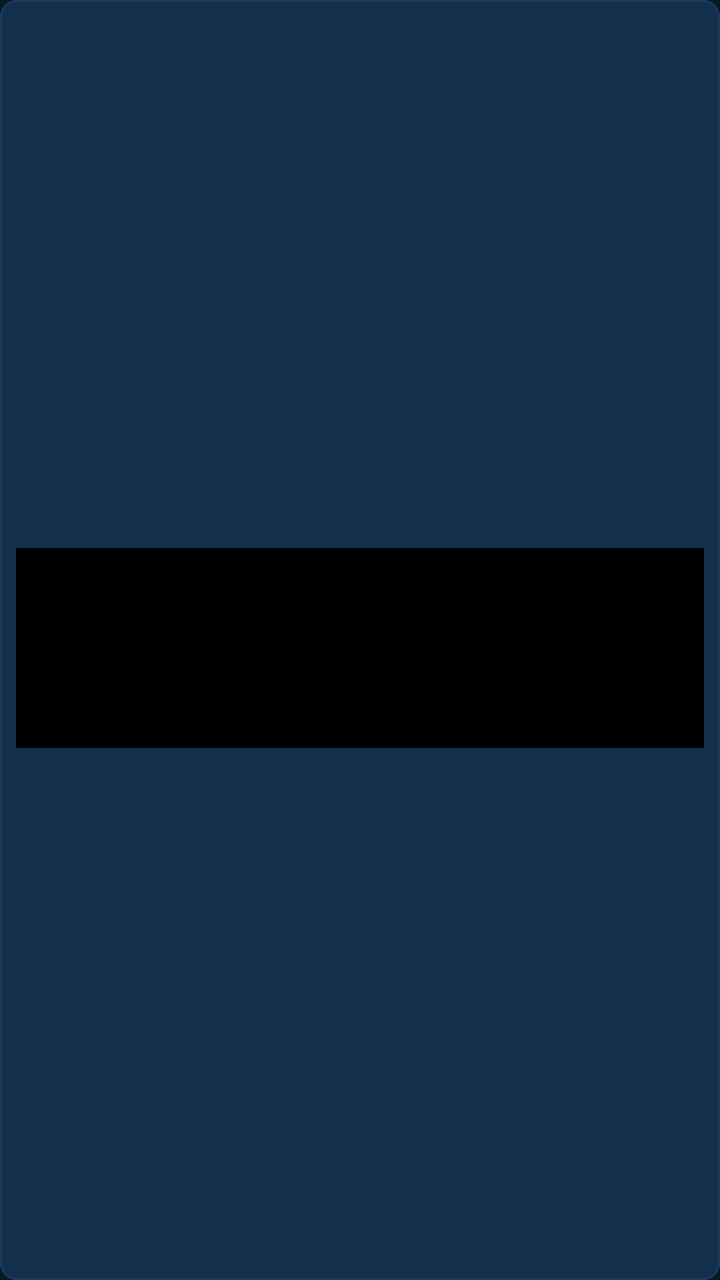
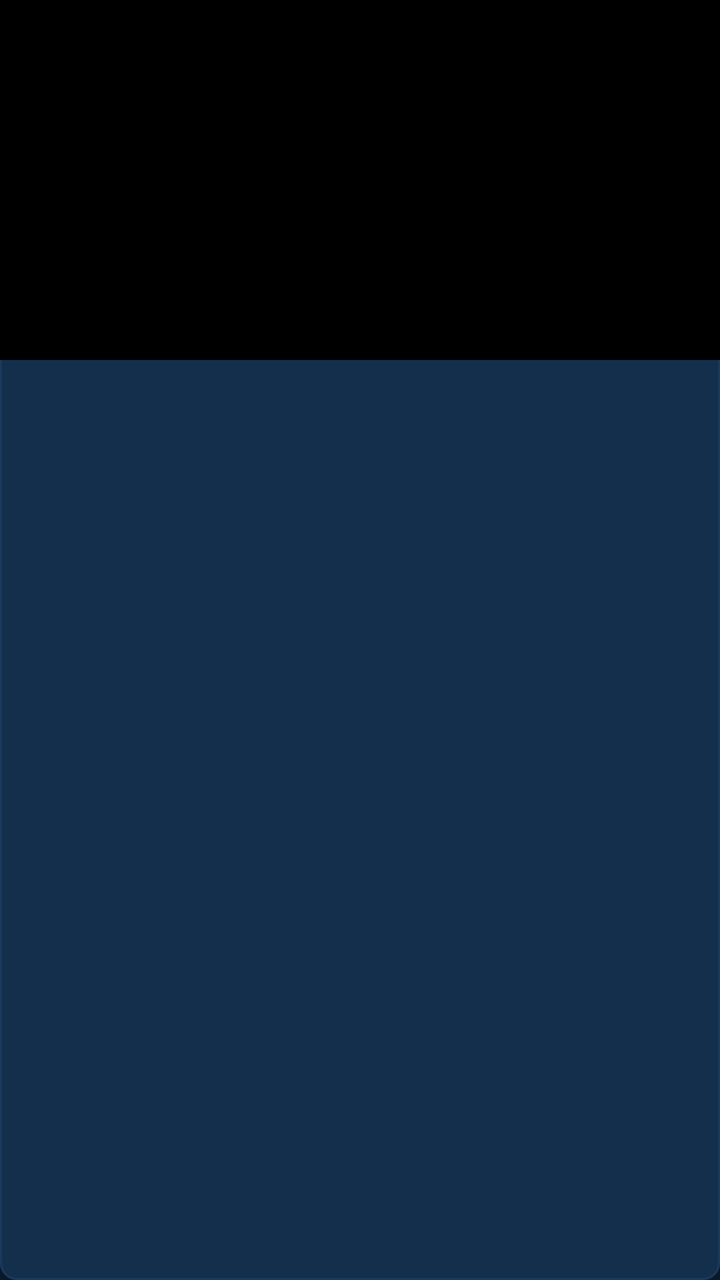

The first picture is an Android layout as it rendered before a commit; the second is the same layout after the commit. The layout source and the unified diff follow.
<!-- AndroidManifest.xml: application theme Theme.LiteVision -->
<!-- res/layout/item_channel.xml -->
<?xml version="1.0" encoding="utf-8"?>
<LinearLayout xmlns:android="http://schemas.android.com/apk/res/android"
    android:layout_width="match_parent"
    android:layout_height="wrap_content"
    android:orientation="vertical"
    android:background="@drawable/channel_card_normal"
    android:layout_margin="6dp"
    android:focusable="true"
    android:clickable="true"
    android:minHeight="160dp"
    android:gravity="center">

    <FrameLayout
        android:layout_width="match_parent"
        android:layout_height="100dp"
        android:layout_marginStart="8dp"
        android:layout_marginEnd="8dp"
        android:layout_marginTop="8dp"
        android:background="#000000">

        
        <TextureView
            android:id="@+id/tv_thumbnail"
            android:layout_width="match_parent"
            android:layout_height="match_parent" />

        
        <ImageView
            android:id="@+id/iv_thumbnail"
            android:layout_width="match_parent"
            android:layout_height="match_parent"
            android:scaleType="centerCrop"
            android:src="@drawable/thumbnail_placeholder"
            android:visibility="gone"
            android:contentDescription="通道预览" />

        <TextView
            android:id="@+id/tv_channel_name"
            android:layout_width="match_parent"
            android:layout_height="wrap_content"
            android:layout_gravity="bottom"
            android:textColor="#FFFFFF"
            android:textSize="14sp"
            android:textStyle="bold"
            android:background="#80000000"
            android:paddingStart="8dp"
            android:paddingTop="4dp"
            android:paddingEnd="8dp"
            android:paddingBottom="4dp"
            android:singleLine="true"
            android:ellipsize="end"
            android:layout_marginTop="6dp"
            android:layout_marginBottom="8dp" />
    </FrameLayout>

</LinearLayout>
<!-- resources referenced by this layout -->
<resources>
  <!-- drawable channel_card_normal (drawable) -->
  <?xml version="1.0" encoding="utf-8"?>
  <shape xmlns:android="http://schemas.android.com/apk/res/android"
      android:shape="rectangle">
      <solid android:color="#132F4C" />
      <corners android:radius="8dp" />
      <stroke
          android:width="1dp"
          android:color="#1A3A5C" />
  </shape>
  <!-- drawable thumbnail_placeholder (drawable) -->
  <?xml version="1.0" encoding="utf-8"?>
  <shape xmlns:android="http://schemas.android.com/apk/res/android"
      android:shape="rectangle">
      <solid android:color="#1A3A5C" />
      <corners android:radius="4dp" />
      <stroke
          android:width="1dp"
          android:color="#2A4A6C" />
  </shape>
  <style name="Theme.LiteVision" parent="Theme.MaterialComponents.NoActionBar">
          <item name="android:windowBackground">@color/bg_dark</item>
          <item name="android:colorBackground">@color/bg_dark</item>
          <item name="android:textColorPrimary">@color/text_primary</item>
          <item name="colorPrimary">@color/deep_blue_primary</item>
          <item name="colorPrimaryDark">@color/bg_dark</item>
          <item name="android:windowFullscreen">false</item>
          <item name="android:windowNoTitle">true</item>
      </style>
  <color name="bg_dark">#0A1929</color>
  <color name="text_primary">#FFFFFF</color>
  <color name="deep_blue_primary">#0D47A1</color>
</resources>

<!-- the commit's change to res/layout/item_channel.xml (unified diff, before → after) -->
@@ -6,16 +6,11 @@
     android:background="@drawable/channel_card_normal"
     android:layout_margin="6dp"
     android:focusable="true"
-    android:clickable="true"
-    android:minHeight="160dp"
-    android:gravity="center">
+    android:clickable="true">
 
     <FrameLayout
         android:layout_width="match_parent"
-        android:layout_height="100dp"
-        android:layout_marginStart="8dp"
-        android:layout_marginEnd="8dp"
-        android:layout_marginTop="8dp"
+        android:layout_height="180dp"
         android:background="#000000">
 
         
